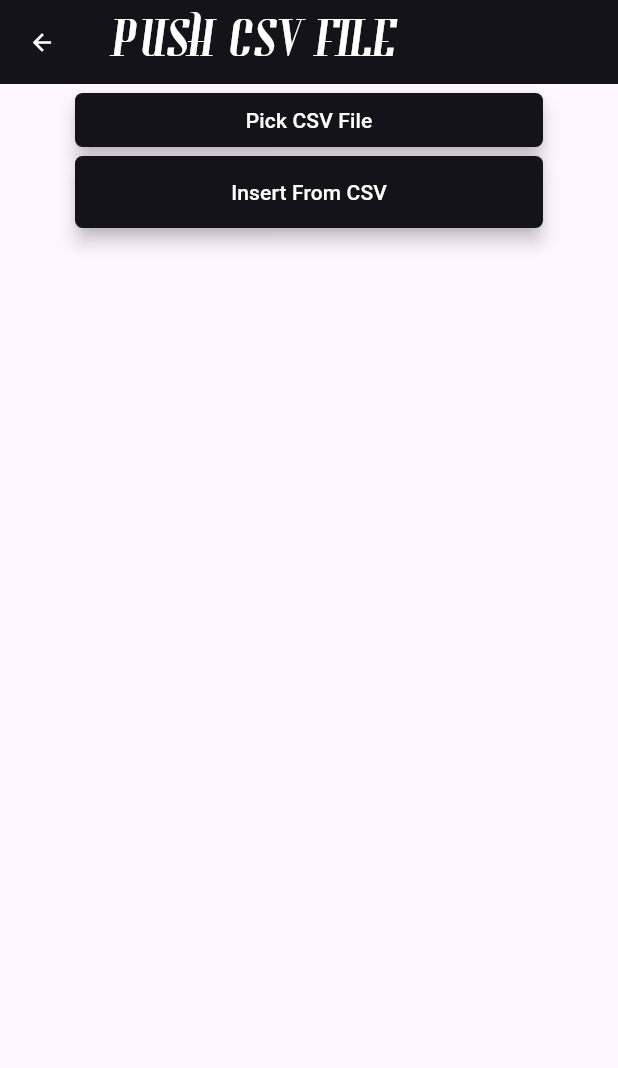
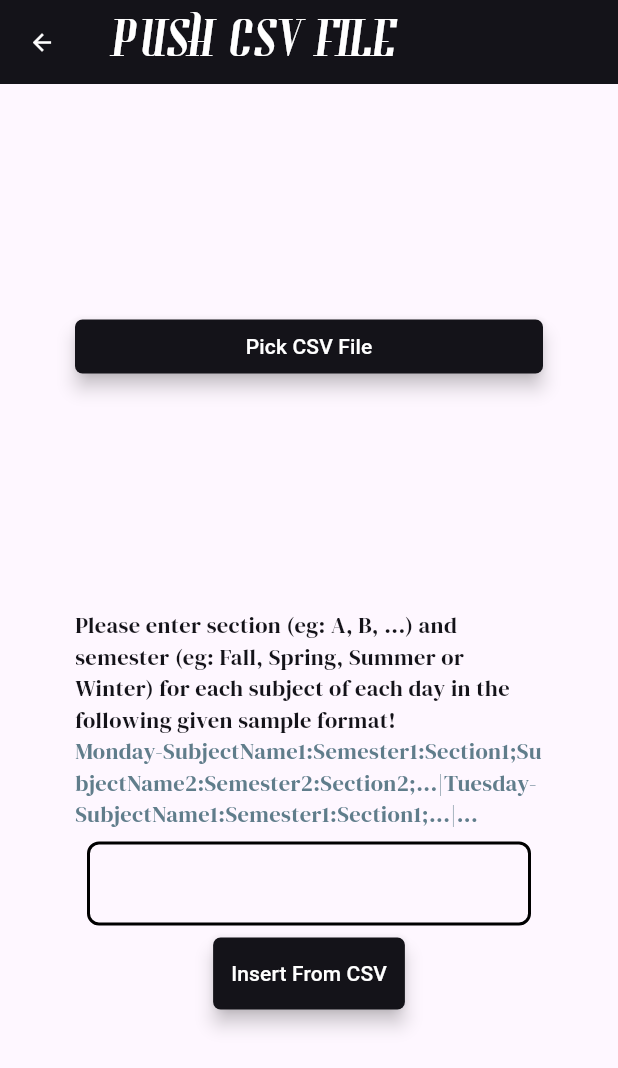
Before and after one commit to RYXVL/class_sync_timetable_manager, a Flutter app: the PushCSVScreen screen opened directly with empty values, after a tap on "Insert From CSV", on a phone screen of 412 x 824 dp. Shown: the top 1068 px of the screen. Run offline on Flutter 3.47's test engine with Material 3 defaults, Android fonts, the phone set to English and light mode, and no system bars; our stand-ins replace animated_text_kit, cloud_firestore, csv, file_picker, firebase_auth, firebase_core and 4 more; accounts and stored records are empty.

Commit message:
added section and semester entering for pushing csv

```diff
--- a/lib/screens/push_csv_screen.dart
+++ b/lib/screens/push_csv_screen.dart
@@ -18,6 +18,7 @@ class _PushCSVScreenState extends State<PushCSVScreen> {
   List<List<dynamic>> csvContents = [];
 
   String filePath = "";
+  String daywiseSectionSemester = "";
 
   void copyFile(sourcePath, destinationPath) async {
     try {
@@ -66,6 +67,41 @@ class _PushCSVScreenState extends State<PushCSVScreen> {
     super.initState();
   }
 
+  dynamic extractDaywiseInformation() {
+    Map daywiseInfo = {};
+    if (daywiseSectionSemester == '') {
+      throw Exception(
+          'CUSTOM_THROWN_ERROR: Daywise Section Semester Information NOT Given!');
+    } else {
+      // print(
+      //     'FUNC: extractDaywiseInformation() | VAR: daywiseSectionSemester | $daywiseSectionSemester');
+      // daywiseSectionSemester =
+      //     'Monday-DBSL(B2):Spring:A;DBS:Fall:B|Tuesday-DBS:Fall:C|Thursday-DBS:Winter:C|Friday-DBS:Fall:D|Saturday-DBSL(B1):Fall:E;DBSL(B1):Spring:F';
+      List daywiseInfoList = daywiseSectionSemester.split('|');
+      for (var info in daywiseInfoList) {
+        String day = info.split('-')[0];
+        String daysContent = info.split('-')[1];
+        List subjectDetails = daysContent.split(';');
+        for (var subjectInfo in subjectDetails) {
+          String subjectName = subjectInfo.split(':')[0];
+          String semester = subjectInfo.split(':')[1];
+          String section = subjectInfo.split(':')[2];
+          if (!daywiseInfo.containsKey(day)) {
+            daywiseInfo[day] = {};
+          }
+          if (!daywiseInfo[day].containsKey(subjectName)) {
+            daywiseInfo[day][subjectName] = {};
+          }
+          daywiseInfo[day][subjectName] = {
+            'semester': semester,
+            'section': section,
+          };
+        }
+      }
+    }
+    return daywiseInfo;
+  }
+
   @override
   Widget build(BuildContext context) {
     return Scaffold(
@@ -94,6 +130,7 @@ class _PushCSVScreenState extends State<PushCSVScreen> {
         child: Padding(
           padding: EdgeInsets.symmetric(horizontal: 50),
           child: Column(
+            mainAxisAlignment: MainAxisAlignment.spaceEvenly,
             crossAxisAlignment: CrossAxisAlignment.stretch,
             children: [
               RegistrationLoginButton(
@@ -101,6 +138,61 @@ class _PushCSVScreenState extends State<PushCSVScreen> {
                 () {
                   filePicker();
                 },
+              ),
+              Column(
+                // crossAxisAlignment: CrossAxisAlignment.center,
+                children: [
+                  const Text(
+                    'Please enter section (eg: A, B, ...) and semester (eg: Fall, Spring, Summer or Winter) for each subject of each day in the following given sample format!',
+                    style: TextStyle(
+                      // color: Colors.blueGrey,
+                      color: Color(0xFF141319),
+                      fontSize: 15.0,
+                      fontFamily: 'DMSerifDisplay',
+                    ),
+                  ),
+                  const Text(
+                    'Monday-SubjectName1:Semester1:Section1;SubjectName2:Semester2:Section2;...|Tuesday-SubjectName1:Semester1:Section1;...|...',
+                    style: TextStyle(
+                      color: Colors.blueGrey,
+                      fontSize: 15.0,
+                      fontFamily: 'DMSerifDisplay',
+                    ),
+                  ),
+                  Padding(
+                    padding: const EdgeInsets.all(8.0),
+                    child: TextFormField(
+                      initialValue: daywiseSectionSemester,
+                      onChanged: (newValue) {
+                        setState(() {
+                          daywiseSectionSemester = newValue;
+                        });
+                      },
+                      decoration: InputDecoration(
+                        labelText: '',
+                        border: OutlineInputBorder(
+                          borderRadius: BorderRadius.circular(8.0),
+                          borderSide: const BorderSide(
+                            color: Colors.black,
+                            width: 2.0,
+                          ),
+                        ),
+                        enabledBorder: OutlineInputBorder(
+                          borderRadius: BorderRadius.circular(8.0),
+                          borderSide: const BorderSide(
+                            color: Colors.black,
+                            width: 2.0,
+                          ),
+                        ),
+                        focusedBorder: OutlineInputBorder(
+                          borderRadius: BorderRadius.circular(8.0),
+                          borderSide: const BorderSide(
+                            color: Colors.black,
+                            width: 2.0,
+                          ),
+                        ),
+                      ),
+                    ),
                   ),
                   Material(
                     color: Color(0xFF141319),
@@ -111,34 +203,57 @@ class _PushCSVScreenState extends State<PushCSVScreen> {
                         filePath = filePath;
                         final rawData = await File(filePath).readAsString();
                         // final rawData = await rootBundle.loadString(filePath);
-                    csvContents = const CsvToListConverter().convert(rawData);
+                        csvContents =
+                            const CsvToListConverter().convert(rawData);
                         List<dynamic> timeSlots =
                             csvContents[0].sublist(1, csvContents[0].length);
                         dynamic timetableObjects = {};
+                        dynamic extractedInfo = extractDaywiseInformation();
+                        // print(
+                        //     'FUNC: extractDaywiseInformation() | $extractedInfo');
                         for (int i = 1; i < csvContents.length; i++) {
                           String dayOfWeek = csvContents[i][0];
                           List<dynamic> daysSchedule =
                               csvContents[i].sublist(1, csvContents[i].length);
                           dynamic daysTimetable = [];
+                          // print('DAYSSCHEDULE: $daysSchedule');
                           for (int j = 0; j < daysSchedule.length; j++) {
-                        String timeStart = timeSlots[j].split('-')[0].trim();
+                            String timeStart =
+                                timeSlots[j].split('-')[0].trim();
                             String timeEnd = timeSlots[j].split('-')[1].trim();
+                            // print('SUBJECTNAME: ${daysSchedule[j]}');
+                            // print(
+                            //     'EXTRACTION: ${extractedInfo[dayOfWeek][daysSchedule[j]]}');
+                            // print(
+                            //     'SEMESTER: ${extractedInfo[dayOfWeek][daysSchedule[j]]['semester']}');
+                            // print(
+                            //     'SECTION: ${extractedInfo[dayOfWeek][daysSchedule[j]]['section']}');
                             daysTimetable.add({
                               'timeStart': timeStart,
                               'timeEnd': timeEnd,
-                          'subjectName': daysSchedule[j]
+                              'subjectName': daysSchedule[j],
+                              'semester': daysSchedule[j] == ''
+                                  ? ''
+                                  : extractedInfo[dayOfWeek][daysSchedule[j]]
+                                      ['semester'],
+                              'section': daysSchedule[j] == ''
+                                  ? ''
+                                  : extractedInfo[dayOfWeek][daysSchedule[j]]
+                                      ['section'],
                             });
                           }
                           timetableObjects[dayOfWeek] = daysTimetable;
                         }
                         DummyData().insertDummyDataInFirestoreV4(
-                        'PUSHCSV_TEST1', timetableObjects);
+                            'PUSHCSV_TEST2', timetableObjects);
                       },
                       child: const Text(
                         'Insert From CSV',
                         style: TextStyle(color: Colors.white),
                       ),
                     ),
+                  ),
+                ],
               ),
               // Text(filePath),
             ],
```
Lines whose indentation alone changed are shown as unchanged.
